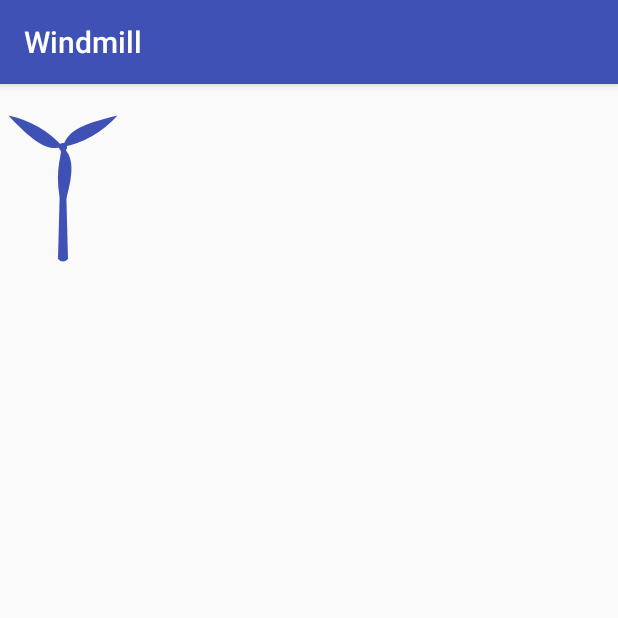
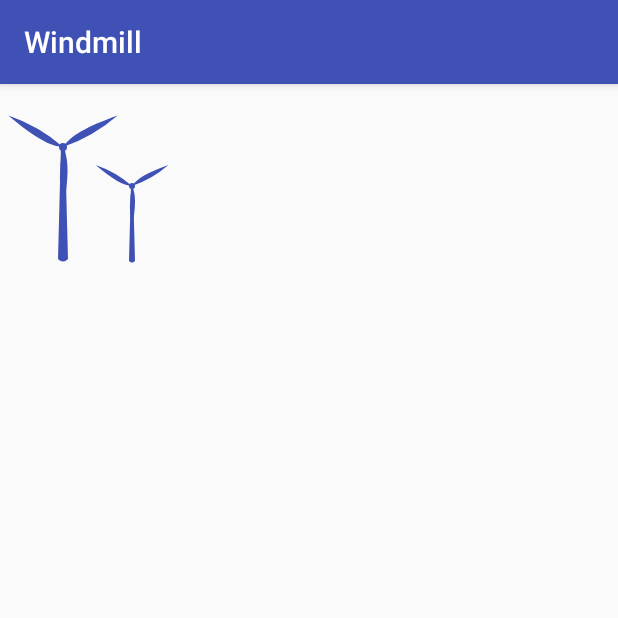
Before and after one commit to YogeLike/Windmill, an Android app: the screen it shows after launch (MainActivity), on a phone screen of 412 x 824 dp, the top half of it. Run offline under Robolectric (Android 15) with nearby library versions, the phone set to English and light mode, and no system bars.

```diff
--- a/app/src/main/java/com/yogw/windmill/MainActivity.java
+++ b/app/src/main/java/com/yogw/windmill/MainActivity.java
@@ -5,13 +5,16 @@ import android.support.v7.app.AppCompatActivity;
 
 public class MainActivity extends AppCompatActivity {
 
-    Windmill windmill;
+    Windmill windmill_big;
+    Windmill windmill_small;
     @Override
     protected void onCreate(Bundle savedInstanceState) {
         super.onCreate(savedInstanceState);
         setContentView(R.layout.activity_main);
-        windmill = (Windmill) findViewById(R.id.windmill);
-        windmill.setWindSpeed(6);
+        windmill_big = (Windmill) findViewById(R.id.windmill_big);
+        windmill_big.setWindSpeed(6);
+        windmill_small = (Windmill) findViewById(R.id.windmill_small);
+        windmill_small.setWindSpeed(6);
 
 
     }
@@ -19,13 +22,14 @@ public class MainActivity extends AppCompatActivity {
     @Override
     protected void onResume() {
         super.onResume();
-        windmill.startAnimation();
-
+        windmill_big.startAnimation();
+        windmill_small.startAnimation();
     }
 
     @Override
     protected void onPause() {
         super.onPause();
-        windmill.clearAnimation();
+        windmill_big.clearAnimation();
+        windmill_small.clearAnimation();
     }
 }
--- a/app/src/main/java/com/yogw/windmill/Windmill.java
+++ b/app/src/main/java/com/yogw/windmill/Windmill.java
@@ -35,7 +35,7 @@ public class Windmill extends View {
     private double rad1,rad2,rad3,rad4;//弧度
     private double r1,r2,r3,r4;//斜边
     private ObjectAnimator mAnimator;//动画
-    private float angle;//旋转角度
+    private float angle;//旋转弧度
     private int windSpeed = 1;
 
 
@@ -113,17 +113,17 @@ public class Windmill extends View {
         y1 = mCenterPoint.y;
 
         //radian(弧度)
-        rad1 = atan(width/15/(width/20)); //x1,y1与x2,y2形成的角,以圆点为坐标原点,返回角度为-pi/2 至 pi/2  artan（y/x）
-        rad2 = atan(width/7/(width/20));//x1,y1 与 x3,y3
+        rad1 = atan(width/15/(width/30)); //x1,y1与x2,y2形成的角,以圆点为坐标原点,返回角度为-pi/2 至 pi/2  artan（y/x）
+        rad2 = atan(width/6/(width/30));//x1,y1 与 x3,y3
         rad3 = PI/2;//tan90 不存在
-        rad4 = atan(mCenterPoint.y/2/(-width/20))+PI;//因为返回角度为 -pi/2 至pi,所以加PI
+        rad4 = atan(mCenterPoint.y/2/(-width/30))+PI;//因为返回角度为 -pi/2 至pi,所以加PI
 
 
-        //r 为斜边长度
-        r1 = Math.hypot(width/15,width/20);
-        r2 = Math.hypot(width/20,width/7);
+        //r 为斜边长度,与上面要对应
+        r1 = Math.hypot(width/30,width/15);
+        r2 = Math.hypot(width/30,width/6);
         r3 = Math.hypot(0,mCenterPoint.y);
-        r4 = Math.hypot(width/20,mCenterPoint.y/2);
+        r4 = Math.hypot(width/30,mCenterPoint.y/2);
 
 
 
@@ -171,7 +171,6 @@ public class Windmill extends View {
 
         mWindPath.cubicTo(x2,y2,x3,y3,x4,y4);
         mWindPath.quadTo(x5,y5,x1,y1);
-        mWindPath.close();
         canvas.drawPath(mWindPath,mWindmillPaint);
         canvas.rotate(120,mCenterPoint.x,mCenterPoint.y);
         canvas.drawPath(mWindPath,mWindmillPaint);
--- a/app/src/main/res/layout/activity_main.xml
+++ b/app/src/main/res/layout/activity_main.xml
@@ -1,14 +1,23 @@
 <?xml version="1.0" encoding="utf-8"?>
-<LinearLayout xmlns:android="http://schemas.android.com/apk/res/android"
+<RelativeLayout xmlns:android="http://schemas.android.com/apk/res/android"
     xmlns:app="http://schemas.android.com/apk/res-auto"
-    android:layout_width="match_parent"
+    android:layout_width="140dp"
     android:layout_height="match_parent">
 
     <com.yogw.windmill.Windmill
-        android:id="@+id/windmill"
-        android:layout_width="wrap_content"
-        android:layout_height="wrap_content"
+        android:id="@+id/windmill_big"
+        android:layout_width="120dp"
+        android:layout_height="120dp"
         app:windLengthPerent="0.35"
-        app:windmillColors="@color/colorPrimary"/>
+        app:windmillColors="@color/colorPrimary"
+        android:layout_alignParentLeft="true"/>
+    <com.yogw.windmill.Windmill
+        android:id="@+id/windmill_small"
+        android:layout_width="80dp"
+        android:layout_height="80dp"
+        app:windLengthPerent="0.35"
+        app:windmillColors="@color/colorPrimary"
+        android:layout_alignParentRight="true"
+        android:layout_alignBottom="@+id/windmill_big"/>
 
-</LinearLayout>
+</RelativeLayout>
```
Also changed, not shown: 2 other files.
